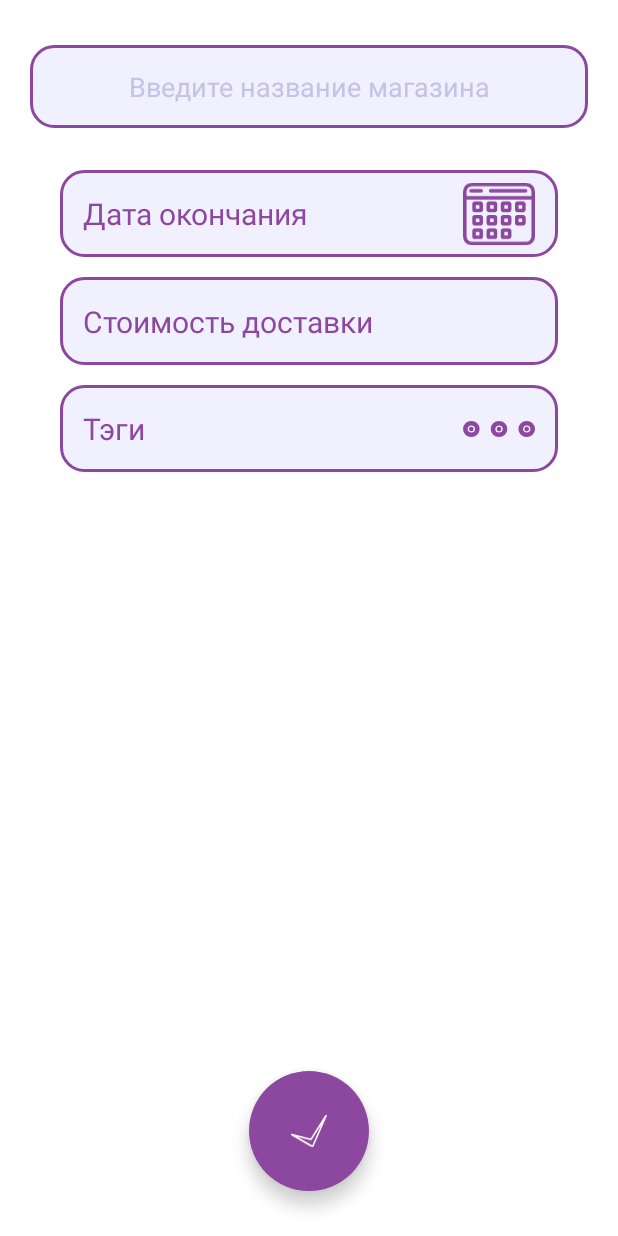
After one commit to MADMAXIMUUS/Gendel, an Android app: the fragment NewBillFragment shown on its own in the app's theme, on a phone screen of 412 x 824 dp. The commit adds this screen. Run offline under Robolectric (Android 15) with nearby library versions, the phone set to English and light mode, and no system bars; libraries missing offline, so code that uses them is left out: com.jaredrummler.android.

Commit message:
Добавлен экран создания нового объявления

```diff
--- a/app/src/main/java/com/example/gendel/MainActivity.kt
+++ b/app/src/main/java/com/example/gendel/MainActivity.kt
@@ -8,6 +8,7 @@ import com.example.gendel.database.AUTH
 import com.example.gendel.database.initFirebase
 import com.example.gendel.database.initUser
 import com.example.gendel.databinding.ActivityMainBinding
+import com.example.gendel.ui.bill.NewBillFragment
 import com.example.gendel.ui.screens.main_list.MainListFragment
 import com.example.gendel.ui.screens.register.RegisterSignInFragment
 import com.example.gendel.ui.screens.settings.ProfileFragment
@@ -36,6 +37,9 @@ class MainActivity : AppCompatActivity(), ColorPickerDialogListener {
 
     private fun initFunc() {
         setSupportActionBar(toolbar)
+        binding.buttonNewChat.setOnClickListener {
+            replaceFragment(NewBillFragment())
+        }
         binding.bottomNavigationMenu.setOnItemSelectedListener {
             when (it.itemId) {
                 R.id.ic_home -> replaceFragment(MainListFragment(), false)
--- /dev/null
+++ b/app/src/main/java/com/example/gendel/ui/bill/NewBillFragment.kt
@@ -0,0 +1,31 @@
+package com.example.gendel.ui.bill
+
+import android.os.Bundle
+import android.view.LayoutInflater
+import android.view.View
+import android.view.ViewGroup
+import com.example.gendel.R
+import com.example.gendel.databinding.FragmentNewBillBinding
+import com.example.gendel.ui.screens.base.BaseFragment
+import com.example.gendel.utilities.APP_ACTIVITY
+
+class NewBillFragment : BaseFragment(R.layout.fragment_new_bill) {
+
+    private var _binding: FragmentNewBillBinding? = null
+    private val binding get() = _binding!!
+
+    override fun onCreateView(
+        inflater: LayoutInflater,
+        container: ViewGroup?,
+        savedInstanceState: Bundle?,
+    ): View {
+        _binding = FragmentNewBillBinding.inflate(inflater, container, false)
+        APP_ACTIVITY.binding.bottomNavigationMenuRoot.visibility = View.GONE
+        return binding.root
+    }
+
+    override fun onDestroyView() {
+        super.onDestroyView()
+        _binding = null
+    }
+}
--- a/app/src/main/java/com/example/gendel/ui/screens/base/BaseFragment.kt
+++ b/app/src/main/java/com/example/gendel/ui/screens/base/BaseFragment.kt
@@ -8,13 +8,13 @@ open class BaseFragment(layout: Int) : Fragment(layout) {
 
     override fun onStart() {
         super.onStart()
-        APP_ACTIVITY.binding.bottomNavigationMenu.visibility = View.GONE
+        APP_ACTIVITY.binding.bottomNavigationMenuRoot.visibility = View.GONE
         enableDrawer()
     }
 
     override fun onDestroy() {
         super.onDestroy()
-        APP_ACTIVITY.binding.bottomNavigationMenu.visibility = View.VISIBLE
+        APP_ACTIVITY.binding.bottomNavigationMenuRoot.visibility = View.VISIBLE
         disableDrawer()
     }
 
--- a/app/src/main/java/com/example/gendel/utilities/funs.kt
+++ b/app/src/main/java/com/example/gendel/utilities/funs.kt
@@ -89,34 +89,6 @@ fun dpInPx(unit: Int, value: Float, metrics: android.util.DisplayMetrics): Int {
     return TypedValue.applyDimension(unit, value, metrics).toInt()
 }
 
-fun initContacts() {
-    if (checkPermission(Manifest.permission.READ_CONTACTS)) {
-        val arrayContacts = arrayListOf<CommonModel>()
-        val cursor = APP_ACTIVITY.contentResolver.query(
-            ContactsContract.CommonDataKinds.Phone.CONTENT_URI,
-            null,
-            null,
-            null,
-            null
-        )
-        cursor?.let {
-            while (it.moveToNext()) {
-                val fullname =
-                    it.getString(it.getColumnIndex(ContactsContract.Contacts.DISPLAY_NAME))
-                val phone =
-                    it.getString(it.getColumnIndex(ContactsContract.CommonDataKinds.Phone.NUMBER))
-                val newModel = CommonModel()
-                newModel.fullname = fullname
-                newModel.phone = phone.replace(Regex("[\\s()-]"), "")
-                if (newModel.phone != USER.email)
-                    arrayContacts.add(newModel)
-            }
-        }
-        cursor?.close()
-        updatePhonesToDatabase(arrayContacts)
-    }
-}
-
 fun String.asTime(): String {
     val time = Date(this.toLong())
     val timeFormat = SimpleDateFormat("HH:mm", Locale.getDefault())
--- /dev/null
+++ b/app/src/main/res/drawable/ic_backarrow.xml
@@ -0,0 +1,10 @@
+<vector android:autoMirrored="true" android:height="23.26dp"
+    android:viewportHeight="23.26" android:viewportWidth="34.35"
+    android:width="34.35dp" xmlns:android="http://schemas.android.com/apk/res/android">
+    <path android:fillColor="#00000000"
+        android:pathData="M34.35,11.44L17.35,11.44"
+        android:strokeColor="#000" android:strokeWidth="2"/>
+    <path android:fillColor="#00000000"
+        android:pathData="M2.12,11.65 L19.35,2.44h0a19.07,19.07 0,0 0,-0.18 18.07l0.18,0.35Z"
+        android:strokeColor="#000" android:strokeWidth="2"/>
+</vector>
--- /dev/null
+++ b/app/src/main/res/drawable/ic_calendar.xml
@@ -0,0 +1,46 @@
+<vector android:autoMirrored="true" android:height="35dp"
+    android:viewportHeight="35" android:viewportWidth="40.47"
+    android:width="40.47dp" xmlns:android="http://schemas.android.com/apk/res/android">
+    <path android:fillColor="#FF000000" android:pathData="M35.47,2a3,3 0,0 1,3 3V30a3,3 0,0 1,-3 3H5a3,3 0,0 1,-3 -3V5A3,3 0,0 1,5 2H35.47m0,-2H5A5,5 0,0 0,0 5V30a5,5 0,0 0,5 5H35.47a5,5 0,0 0,5 -5V5a5,5 0,0 0,-5 -5Z"/>
+    <path android:fillColor="#00000000"
+        android:pathData="M1.23,8.5L39.3,8.5" android:strokeColor="#000" android:strokeWidth="2"/>
+    <path android:fillColor="#00000000"
+        android:pathData="M6.73,11.5L9.73,11.5A0.5,0.5 0,0 1,10.23 12L10.23,15A0.5,0.5 0,0 1,9.73 15.5L6.73,15.5A0.5,0.5 0,0 1,6.23 15L6.23,12A0.5,0.5 0,0 1,6.73 11.5z"
+        android:strokeColor="#000" android:strokeWidth="2"/>
+    <path android:fillColor="#00000000"
+        android:pathData="M14.73,11.5L17.73,11.5A0.5,0.5 0,0 1,18.23 12L18.23,15A0.5,0.5 0,0 1,17.73 15.5L14.73,15.5A0.5,0.5 0,0 1,14.23 15L14.23,12A0.5,0.5 0,0 1,14.73 11.5z"
+        android:strokeColor="#000" android:strokeWidth="2"/>
+    <path android:fillColor="#00000000"
+        android:pathData="M22.73,11.5L25.73,11.5A0.5,0.5 0,0 1,26.23 12L26.23,15A0.5,0.5 0,0 1,25.73 15.5L22.73,15.5A0.5,0.5 0,0 1,22.23 15L22.23,12A0.5,0.5 0,0 1,22.73 11.5z"
+        android:strokeColor="#000" android:strokeWidth="2"/>
+    <path android:fillColor="#00000000"
+        android:pathData="M30.73,11.5L33.73,11.5A0.5,0.5 0,0 1,34.23 12L34.23,15A0.5,0.5 0,0 1,33.73 15.5L30.73,15.5A0.5,0.5 0,0 1,30.23 15L30.23,12A0.5,0.5 0,0 1,30.73 11.5z"
+        android:strokeColor="#000" android:strokeWidth="2"/>
+    <path android:fillColor="#00000000"
+        android:pathData="M6.73,19L9.73,19A0.5,0.5 0,0 1,10.23 19.5L10.23,22.5A0.5,0.5 0,0 1,9.73 23L6.73,23A0.5,0.5 0,0 1,6.23 22.5L6.23,19.5A0.5,0.5 0,0 1,6.73 19z"
+        android:strokeColor="#000" android:strokeWidth="2"/>
+    <path android:fillColor="#00000000"
+        android:pathData="M14.73,19L17.73,19A0.5,0.5 0,0 1,18.23 19.5L18.23,22.5A0.5,0.5 0,0 1,17.73 23L14.73,23A0.5,0.5 0,0 1,14.23 22.5L14.23,19.5A0.5,0.5 0,0 1,14.73 19z"
+        android:strokeColor="#000" android:strokeWidth="2"/>
+    <path android:fillColor="#00000000"
+        android:pathData="M22.73,19L25.73,19A0.5,0.5 0,0 1,26.23 19.5L26.23,22.5A0.5,0.5 0,0 1,25.73 23L22.73,23A0.5,0.5 0,0 1,22.23 22.5L22.23,19.5A0.5,0.5 0,0 1,22.73 19z"
+        android:strokeColor="#000" android:strokeWidth="2"/>
+    <path android:fillColor="#00000000"
+        android:pathData="M30.73,19L33.73,19A0.5,0.5 0,0 1,34.23 19.5L34.23,22.5A0.5,0.5 0,0 1,33.73 23L30.73,23A0.5,0.5 0,0 1,30.23 22.5L30.23,19.5A0.5,0.5 0,0 1,30.73 19z"
+        android:strokeColor="#000" android:strokeWidth="2"/>
+    <path android:fillColor="#00000000"
+        android:pathData="M6.73,26.5L9.73,26.5A0.5,0.5 0,0 1,10.23 27L10.23,30A0.5,0.5 0,0 1,9.73 30.5L6.73,30.5A0.5,0.5 0,0 1,6.23 30L6.23,27A0.5,0.5 0,0 1,6.73 26.5z"
+        android:strokeColor="#000" android:strokeWidth="2"/>
+    <path android:fillColor="#00000000"
+        android:pathData="M14.73,26.5L17.73,26.5A0.5,0.5 0,0 1,18.23 27L18.23,30A0.5,0.5 0,0 1,17.73 30.5L14.73,30.5A0.5,0.5 0,0 1,14.23 30L14.23,27A0.5,0.5 0,0 1,14.73 26.5z"
+        android:strokeColor="#000" android:strokeWidth="2"/>
+    <path android:fillColor="#00000000"
+        android:pathData="M22.73,26.5L25.73,26.5A0.5,0.5 0,0 1,26.23 27L26.23,30A0.5,0.5 0,0 1,25.73 30.5L22.73,30.5A0.5,0.5 0,0 1,22.23 30L22.23,27A0.5,0.5 0,0 1,22.73 26.5z"
+        android:strokeColor="#000" android:strokeWidth="2"/>
+    <path android:fillColor="#00000000"
+        android:pathData="M4.48,4.5L10.23,4.5"
+        android:strokeColor="#000" android:strokeLineCap="round" android:strokeWidth="2"/>
+    <path android:fillColor="#00000000"
+        android:pathData="M15.48,4.5L35.23,4.5"
+        android:strokeColor="#000" android:strokeLineCap="round" android:strokeWidth="2"/>
+</vector>
--- /dev/null
+++ b/app/src/main/res/drawable/ic_confirm.xml
@@ -0,0 +1,8 @@
+<vector android:autoMirrored="true" android:height="41dp"
+    android:viewportHeight="41" android:viewportWidth="45"
+    android:width="45dp" xmlns:android="http://schemas.android.com/apk/res/android">
+    <path android:fillColor="#00000000"
+        android:pathData="M1,25l26,15l17,-39l-19,30l-24,-6z"
+        android:strokeColor="#000" android:strokeLineCap="round"
+        android:strokeLineJoin="round" android:strokeWidth="2"/>
+</vector>
--- /dev/null
+++ b/app/src/main/res/drawable/new_bill_edittext_background.xml
@@ -0,0 +1,6 @@
+<?xml version="1.0" encoding="utf-8"?>
+<shape xmlns:android="http://schemas.android.com/apk/res/android">
+    <solid android:color="@color/white_pink"/>
+    <stroke android:color="@color/pink" android:width="2dp"/>
+    <corners android:radius="15dp"/>
+</shape>
--- /dev/null
+++ b/app/src/main/res/layout/fragment_new_bill.xml
@@ -0,0 +1,165 @@
+<?xml version="1.0" encoding="utf-8"?>
+<androidx.constraintlayout.widget.ConstraintLayout xmlns:android="http://schemas.android.com/apk/res/android"
+    xmlns:app="http://schemas.android.com/apk/res-auto"
+    xmlns:tools="http://schemas.android.com/tools"
+    android:layout_width="match_parent"
+    android:layout_height="match_parent">
+
+    <EditText
+        android:id="@+id/new_bill_edittext_store_name"
+        android:layout_width="0dp"
+        android:layout_height="wrap_content"
+        android:layout_marginStart="20dp"
+        android:layout_marginTop="30dp"
+        android:layout_marginEnd="20dp"
+        android:autofillHints="text"
+        android:background="@drawable/new_bill_edittext_background"
+        android:hint="@string/enter_store_name"
+        android:inputType="text"
+        android:padding="15dp"
+        android:textAlignment="center"
+        android:textColorHint="@color/blue_pink"
+        app:layout_constraintEnd_toEndOf="parent"
+        app:layout_constraintStart_toStartOf="parent"
+        app:layout_constraintTop_toTopOf="parent"
+        tools:ignore="LabelFor" />
+
+    <androidx.constraintlayout.widget.ConstraintLayout
+        android:id="@+id/new_bill_end_date_root"
+        android:layout_width="0dp"
+        android:layout_height="wrap_content"
+        android:layout_marginStart="40dp"
+        android:layout_marginTop="28dp"
+        android:layout_marginEnd="40dp"
+        android:background="@drawable/new_bill_edittext_background"
+        app:layout_constraintEnd_toEndOf="parent"
+        app:layout_constraintStart_toStartOf="parent"
+        app:layout_constraintTop_toBottomOf="@id/new_bill_edittext_store_name">
+
+        <TextView
+            android:id="@+id/new_bill_end_date_title"
+            android:layout_width="wrap_content"
+            android:layout_height="match_parent"
+            android:layout_margin="5dp"
+            android:padding="10dp"
+            android:text="@string/new_bill_end_date_title"
+            android:textColor="@color/pink"
+            android:textSize="20sp"
+            app:layout_constraintBottom_toBottomOf="parent"
+            app:layout_constraintStart_toStartOf="parent"
+            app:layout_constraintTop_toTopOf="parent" />
+
+        <ImageView
+            android:layout_width="48dp"
+            android:layout_height="48dp"
+            android:layout_marginEnd="15dp"
+            android:background="@color/transparent"
+            android:src="@drawable/ic_calendar"
+            app:layout_constraintBottom_toBottomOf="parent"
+            app:layout_constraintEnd_toEndOf="parent"
+            app:layout_constraintTop_toTopOf="parent"
+            app:tint="@color/pink"
+            tools:ignore="ContentDescription" />
+
+    </androidx.constraintlayout.widget.ConstraintLayout>
+
+    <androidx.constraintlayout.widget.ConstraintLayout
+        android:id="@+id/new_bill_cost_root"
+        android:layout_width="0dp"
+        android:layout_height="wrap_content"
+        android:layout_marginStart="40dp"
+        android:layout_marginTop="13dp"
+        android:layout_marginEnd="40dp"
+        android:background="@drawable/new_bill_edittext_background"
+        app:layout_constraintEnd_toEndOf="parent"
+        app:layout_constraintStart_toStartOf="parent"
+        app:layout_constraintTop_toBottomOf="@id/new_bill_end_date_root">
+
+        <TextView
+            android:id="@+id/new_bill_cost_title"
+            android:layout_width="wrap_content"
+            android:layout_height="match_parent"
+            android:layout_margin="5dp"
+            android:padding="10dp"
+            android:text="@string/new_bill_cost_title"
+            android:textColor="@color/pink"
+            android:textSize="20sp"
+            app:layout_constraintBottom_toBottomOf="parent"
+            app:layout_constraintEnd_toStartOf="@id/new_bill_cost_edittext"
+            app:layout_constraintStart_toStartOf="parent"
+            app:layout_constraintTop_toTopOf="parent" />
+
+        <EditText
+            android:id="@+id/new_bill_cost_edittext"
+            android:layout_width="0dp"
+            android:layout_height="48dp"
+            android:layout_margin="5dp"
+            android:background="@color/transparent"
+            android:importantForAutofill="no"
+            android:inputType="numberDecimal"
+            android:padding="10dp"
+            app:layout_constraintBottom_toBottomOf="parent"
+            app:layout_constraintEnd_toEndOf="parent"
+            app:layout_constraintStart_toEndOf="@id/new_bill_cost_title"
+            app:layout_constraintTop_toTopOf="parent" />
+
+
+    </androidx.constraintlayout.widget.ConstraintLayout>
+
+    <androidx.constraintlayout.widget.ConstraintLayout
+        android:id="@+id/new_bill_tags_root"
+        android:layout_width="0dp"
+        android:layout_height="wrap_content"
+        android:layout_marginStart="40dp"
+        android:layout_marginTop="13dp"
+        android:layout_marginEnd="40dp"
+        android:background="@drawable/new_bill_edittext_background"
+        android:clickable="true"
+        android:focusable="true"
+        app:layout_constraintEnd_toEndOf="parent"
+        app:layout_constraintStart_toStartOf="parent"
+        app:layout_constraintTop_toBottomOf="@id/new_bill_cost_root">
+
+        <TextView
+            android:id="@+id/new_bill_tags_title"
+            android:layout_width="wrap_content"
+            android:layout_height="match_parent"
+            android:layout_margin="5dp"
+            android:padding="10dp"
+            android:text="@string/new_bill_tags_title"
+            android:textColor="@color/pink"
+            android:textSize="20sp"
+            app:layout_constraintBottom_toBottomOf="parent"
+            app:layout_constraintStart_toStartOf="parent"
+            app:layout_constraintTop_toTopOf="parent" />
+
+        <ImageView
+            android:layout_width="48dp"
+            android:layout_height="48dp"
+            android:layout_marginEnd="15dp"
+            android:background="@color/transparent"
+            android:src="@drawable/ic_ellipsis"
+            app:layout_constraintBottom_toBottomOf="parent"
+            app:layout_constraintEnd_toEndOf="parent"
+            app:layout_constraintTop_toTopOf="parent"
+            app:tint="@color/pink"
+            tools:ignore="ContentDescription" />
+
+    </androidx.constraintlayout.widget.ConstraintLayout>
+
+
+    <com.google.android.material.floatingactionbutton.FloatingActionButton
+        android:layout_width="80dp"
+        android:layout_height="80dp"
+        android:backgroundTint="@color/pink"
+        app:borderWidth="0dp"
+        app:fabCustomSize="80dp"
+        android:src="@drawable/ic_confirm"
+        android:layout_margin="30dp"
+        android:foregroundTint="@color/white_pink"
+        app:layout_constraintBottom_toBottomOf="parent"
+        app:layout_constraintEnd_toEndOf="parent"
+        app:layout_constraintStart_toStartOf="parent"
+        tools:ignore="ContentDescription" />
+
+</androidx.constraintlayout.widget.ConstraintLayout>
--- a/app/src/main/res/values/strings.xml
+++ b/app/src/main/res/values/strings.xml
@@ -82,6 +82,10 @@
     <string name="member_count_title">Количество участников</string>
     <string name="shipping_cost_title">Стоимость доставки</string>
     <string name="search">Search</string>
+    <string name="enter_store_name">Введите название магазина</string>
+    <string name="new_bill_cost_title">Стоимость доставки</string>
+    <string name="new_bill_tags_title">Тэги</string>
+    <string name="new_bill_end_date_title">Дата окончания</string>
 
     <plurals name="count_members">
         <item quantity="one">%d участник</item>
```
